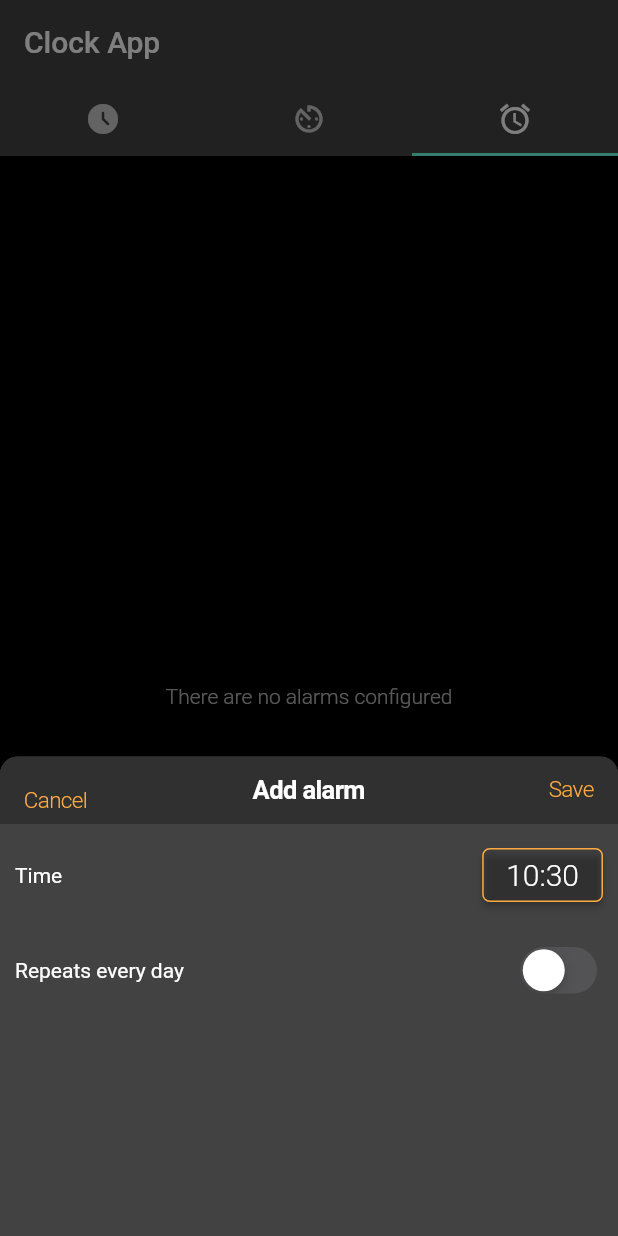
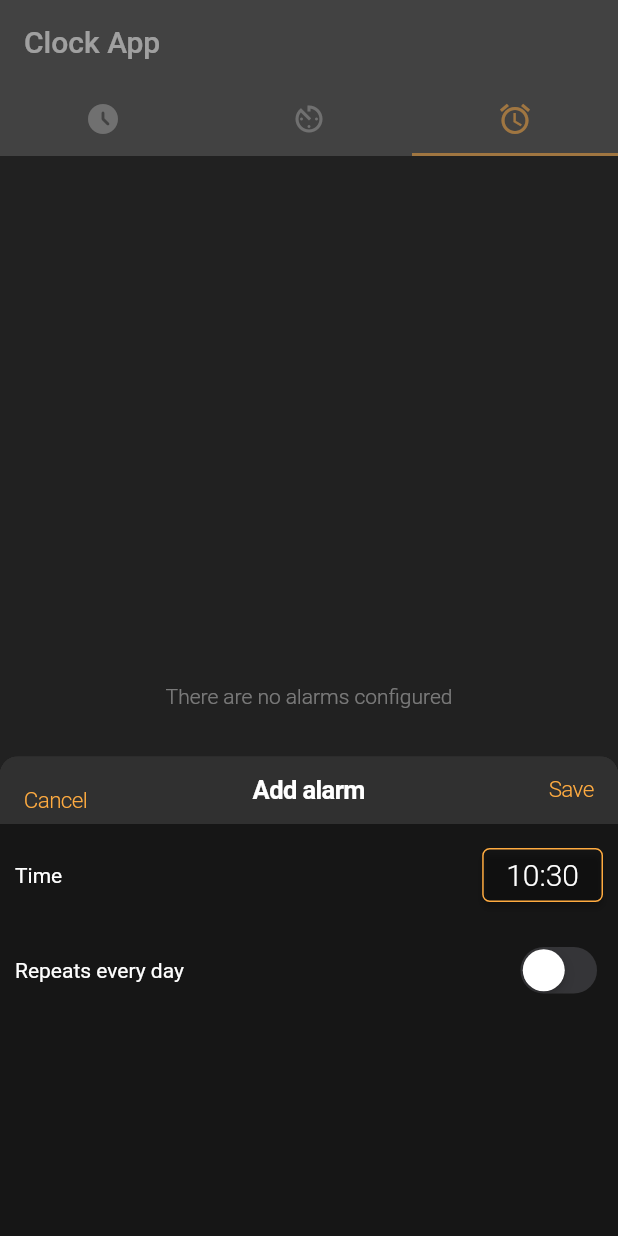
Before and after one commit to rodrigoc85/clock_demo, a Flutter app: the screen it shows after launch, tab 3 chosen, after a tap on the "add" icon, on a phone screen of 412 x 824 dp. Run offline on Flutter 3.47's test engine with Material 2 defaults, Android fonts, the phone set to English and light mode, and no system bars; our stand-ins replace flutter_slidable, modal_bottom_sheet, shared_preferences.

Commit message:
Appliying some styling, and the full day info behind the clocks

```diff
--- a/lib/main.dart
+++ b/lib/main.dart
@@ -3,10 +3,13 @@ import 'package:clock_test/providers/alarm_provider.dart';
 import 'package:clock_test/ui/clock_base_app.dart';
 import 'package:flutter/cupertino.dart';
 import 'package:flutter/material.dart';
+import 'package:flutter/services.dart';
 import 'package:provider/provider.dart';
 
 Future<void> main() async {
   WidgetsFlutterBinding.ensureInitialized();
+  SystemChrome.setPreferredOrientations(
+      [DeviceOrientation.portraitUp, DeviceOrientation.portraitDown]);
   runApp(MultiProvider(
       providers: [
         ChangeNotifierProvider<AlarmProvider>(create: (_) => AlarmProvider())
--- a/lib/ui/alarm_modal.dart
+++ b/lib/ui/alarm_modal.dart
@@ -10,11 +10,12 @@ import 'package:provider/provider.dart';
 void openAlarmModal(BuildContext context, String title, AlarmData alarm) {
   final alarmProvider = Provider.of<AlarmProvider>(context, listen: false);
   showCupertinoModalBottomSheet(
-    barrierColor: Colors.black.withOpacity(0.5),
+    barrierColor: Colors.grey[800]!.withOpacity(0.5),
     context: context,
     builder: (context) => Material(
         child: CupertinoPageScaffold(
       navigationBar: CupertinoNavigationBar(
+        backgroundColor: Colors.black54,
         leading: GestureDetector(
           onTap: () {
             Navigator.pop(context);
@@ -32,6 +33,9 @@ void openAlarmModal(BuildContext context, String title, AlarmData alarm) {
         ),
         middle: Text(
           title,
+          style: TextStyle(
+            color: Colors.white,
+          ),
         ),
         trailing: GestureDetector(
           onTap: () {
@@ -52,7 +56,7 @@ void openAlarmModal(BuildContext context, String title, AlarmData alarm) {
           padding: const EdgeInsets.only(top: 45),
           child: Container(
               height: MediaQuery.of(context).copyWith().size.height / 3,
-              color: Colors.grey[800],
+              color: Colors.black54,
               child: Column(
                 children: [
                   AlarmTimeField(alarm: alarm),
--- a/lib/ui/analog_clock/analog_clock.dart
+++ b/lib/ui/analog_clock/analog_clock.dart
@@ -16,7 +16,7 @@ class AnalogClock extends StatefulWidget {
 
   AnalogClock({
     Key? key,
-    this.handsColor = Colors.white,
+    this.handsColor = Colors.orangeAccent, //Colors.white,
     this.tickColor = Colors.white60,
     this.secondHandColor = Colors.redAccent,
     this.width = double.infinity,
--- a/lib/ui/clock_base_app.dart
+++ b/lib/ui/clock_base_app.dart
@@ -18,7 +18,6 @@ class ClockBaseApp extends StatelessWidget {
         title: 'Alarm Demo',
         darkTheme: ThemeData(
           brightness: Brightness.dark,
-          /* dark theme settings */
         ),
         themeMode: ThemeMode.dark,
         home: Platform.isIOS
--- a/lib/ui/clock_scaffold.dart
+++ b/lib/ui/clock_scaffold.dart
@@ -45,9 +45,14 @@ class _ClockScaffoldState extends State<ClockScaffold>
     return Platform.isIOS
         ? CupertinoTabScaffold(
             tabBar: CupertinoTabBar(
+                inactiveColor: CupertinoColors.systemGrey,
+                activeColor: CupertinoColors.activeOrange,
                 items: widget.pages
                     .map((page) => BottomNavigationBarItem(
-                        icon: Icon(page.icon), label: page.title))
+                        icon: Icon(
+                          page.icon,
+                        ),
+                        label: page.title))
                     .toList()),
             tabBuilder: (BuildContext context, int index) {
               return CupertinoPageScaffold(
@@ -70,9 +75,20 @@ class _ClockScaffoldState extends State<ClockScaffold>
         : Scaffold(
             appBar: AppBar(
               bottom: TabBar(
+                  indicatorColor: Colors.orangeAccent,
                   controller: _tabController,
                   tabs: widget.pages
-                      .map((page) => Tab(icon: Icon(page.icon)))
+                      .asMap()
+                      .map((i, page) => MapEntry(
+                          i,
+                          Tab(
+                              icon: Icon(
+                            page.icon,
+                            color: (i == _tabController.index)
+                                ? Colors.orangeAccent
+                                : Colors.grey,
+                          ))))
+                      .values
                       .toList()),
               title: Text(widget.mainTitle),
             ),
@@ -83,6 +99,7 @@ class _ClockScaffoldState extends State<ClockScaffold>
             ),
             floatingActionButton: _hasAction(_tabController.index)
                 ? FloatingActionButton(
+                    backgroundColor: Colors.orangeAccent,
                     onPressed: _actionHandler(_tabController.index),
                     child: Icon(
                       _actionIcon(_tabController.index),
--- /dev/null
+++ b/lib/ui/date_full_day.dart
@@ -0,0 +1,14 @@
+import 'package:flutter/widgets.dart';
+import 'package:intl/intl.dart';
+
+class DateFullDay extends StatelessWidget {
+  const DateFullDay({Key? key}) : super(key: key);
+
+  @override
+  Widget build(BuildContext context) {
+    return Text(
+      DateFormat('yyyy / MMM / dd').format(DateTime.now()),
+      style: TextStyle(fontSize: 20),
+    );
+  }
+}
--- a/lib/ui/digital_clock.dart
+++ b/lib/ui/digital_clock.dart
@@ -13,6 +13,7 @@ class _DigitalClockState extends State<DigitalClock> {
   late Timer _timer;
   late int _hour;
   late int _minute;
+  int tickIndex = 0;
 
   @override
   void initState() {
@@ -36,14 +37,37 @@ class _DigitalClockState extends State<DigitalClock> {
 
   @override
   Widget build(BuildContext context) {
+    tickIndex++;
     return Container(
+      height: 130,
       child: Row(
         mainAxisAlignment: MainAxisAlignment.center,
-        crossAxisAlignment: CrossAxisAlignment.end,
+        crossAxisAlignment: CrossAxisAlignment.start,
         children: <Widget>[
           Text(
-            "${formatTimeDigit(_hour)}:${formatTimeDigit(_minute)}",
-            style: TextStyle(fontSize: 150, fontFamily: 'Digital-7'),
+            formatTimeDigit(_hour),
+            style: TextStyle(
+                fontSize: 150,
+                fontFamily: 'Digital-7',
+                color: Colors.orangeAccent),
+          ),
+          SizedBox(
+              width: 25,
+              child: (tickIndex % 2 == 0)
+                  ? null
+                  : Text(
+                      ":",
+                      style: TextStyle(
+                          fontSize: 150,
+                          fontFamily: 'Digital-7',
+                          color: Colors.orangeAccent),
+                    )),
+          Text(
+            formatTimeDigit(_minute),
+            style: TextStyle(
+                fontSize: 150,
+                fontFamily: 'Digital-7',
+                color: Colors.orangeAccent),
           ),
         ],
       ),
--- a/lib/views/analog_clock_page.dart
+++ b/lib/views/analog_clock_page.dart
@@ -1,4 +1,5 @@
 import 'package:clock_test/ui/analog_clock/analog_clock.dart';
+import 'package:clock_test/ui/date_full_day.dart';
 import 'package:flutter/material.dart';
 
 class AnalogClockPage extends StatelessWidget {
@@ -9,16 +10,18 @@ class AnalogClockPage extends StatelessWidget {
   @override
   Widget build(BuildContext context) {
     return Container(
+      color: Colors.black87,
       width: MediaQuery.of(context).size.width,
       child: Column(
         mainAxisAlignment: MainAxisAlignment.center,
         crossAxisAlignment: CrossAxisAlignment.center,
         children: [
           Container(
-            height: MediaQuery.of(context).size.height * 0.8,
+            height: MediaQuery.of(context).size.height * 0.55,
             width: MediaQuery.of(context).size.width * 0.8,
             child: AnalogClock(),
-          )
+          ),
+          DateFullDay(),
         ],
       ),
     );
--- a/lib/views/digital_clock_page.dart
+++ b/lib/views/digital_clock_page.dart
@@ -1,3 +1,4 @@
+import 'package:clock_test/ui/date_full_day.dart';
 import 'package:clock_test/ui/digital_clock.dart';
 import 'package:flutter/material.dart';
 
@@ -9,12 +10,14 @@ class DigitalClockPage extends StatelessWidget {
   @override
   Widget build(BuildContext context) {
     return Container(
+      color: Colors.black87,
       width: MediaQuery.of(context).size.width,
       child: Column(
         mainAxisAlignment: MainAxisAlignment.center,
         crossAxisAlignment: CrossAxisAlignment.center,
         children: [
           DigitalClock(),
+          DateFullDay(),
         ],
       ),
     );
--- a/pubspec.yaml
+++ b/pubspec.yaml
@@ -16,6 +16,7 @@ dependencies:
   flutter_slidable: ^1.0.0
   modal_bottom_sheet: ^2.0.0
   shared_preferences: ^2.0.7
+  intl: ^0.17.0
 
 dev_dependencies:
   flutter_test:
```
Also changed, not shown: pubspec.lock.
